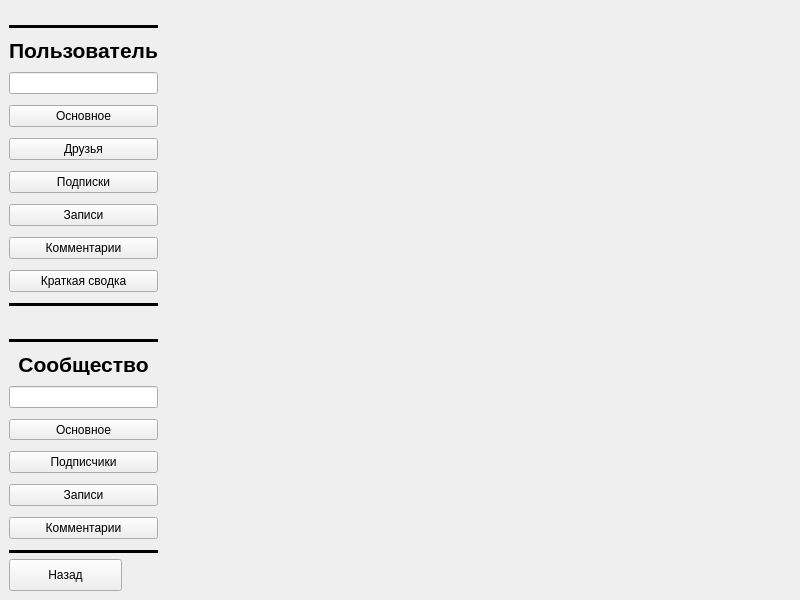
Above: app/vkFunctional_.ui from sagitovich/lex before the change. Below: the same form after it.
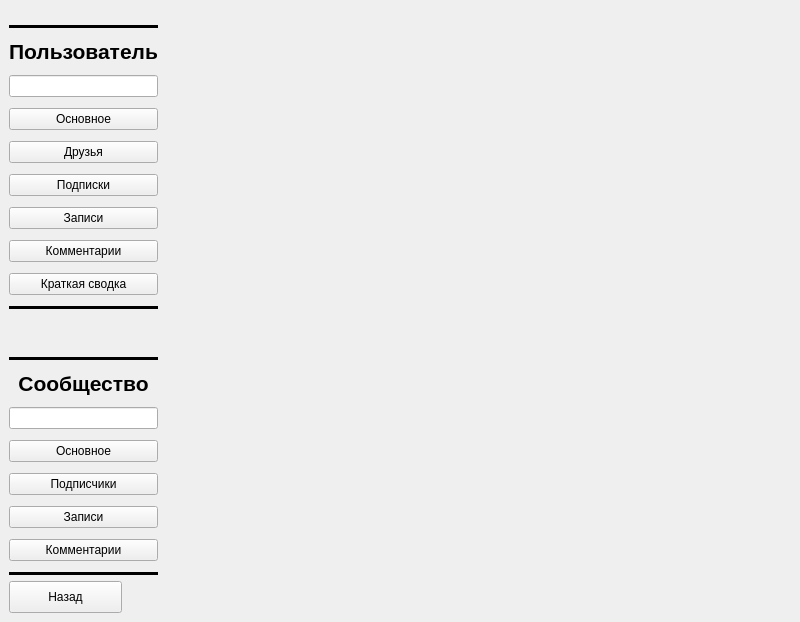
That is the form after the change.

```diff
--- a/app/vkFunctional_.ui
+++ b/app/vkFunctional_.ui
@@ -13,7 +13,7 @@
     <x>0</x>
     <y>0</y>
     <width>800</width>
-    <height>600</height>
+    <height>622</height>
    </rect>
   </property>
   <property name="sizePolicy">
@@ -25,7 +25,7 @@
   <property name="minimumSize">
    <size>
     <width>800</width>
-    <height>600</height>
+    <height>622</height>
    </size>
   </property>
   <property name="maximumSize">
```
